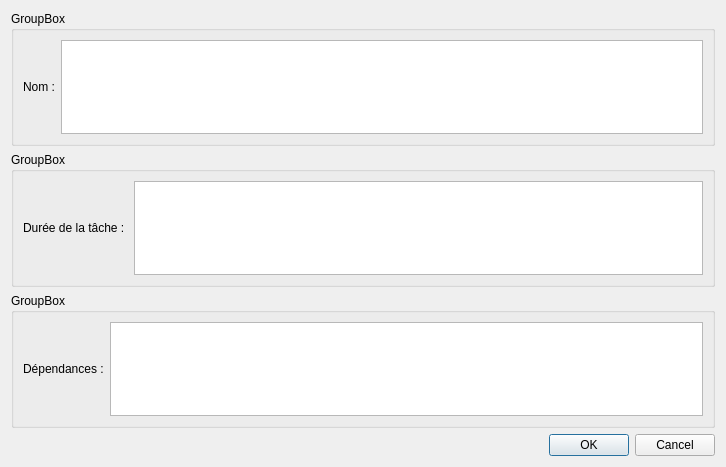
First picture: the form in TaskManagement/addTask.ui, repository Silvec-aka/QtApp, before the edit.
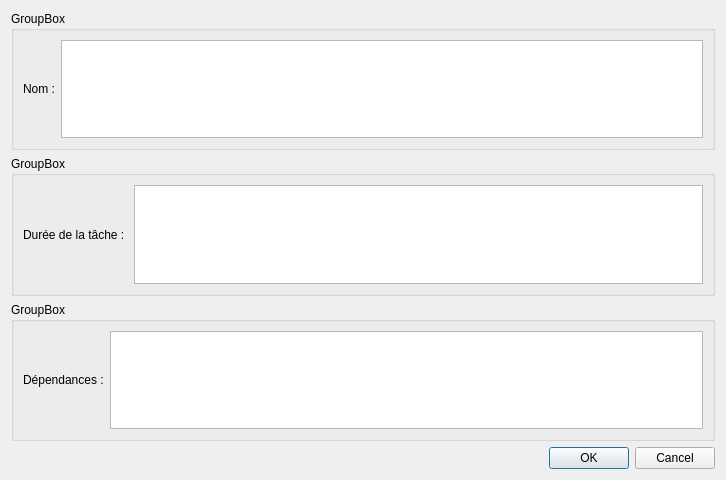
Second picture: the form after the edit.

Diff of the .ui file:
```diff
--- a/TaskManagement/addTask.ui
+++ b/TaskManagement/addTask.ui
@@ -7,7 +7,7 @@
     <x>0</x>
     <y>0</y>
     <width>726</width>
-    <height>467</height>
+    <height>480</height>
    </rect>
   </property>
   <property name="windowTitle">
@@ -40,7 +40,7 @@
      </property>
      <layout class="QHBoxLayout" name="horizontalLayout_3">
       <item>
-       <widget class="QLabel" name="label_2">
+       <widget class="QLabel" name="label_3">
         <property name="text">
          <string>Durée de la tâche : </string>
         </property>
@@ -59,14 +59,14 @@
      </property>
      <layout class="QHBoxLayout" name="horizontalLayout_2">
       <item>
-       <widget class="QLabel" name="label_3">
+       <widget class="QLabel" name="label_2">
         <property name="text">
          <string>Dépendances :</string>
         </property>
        </widget>
       </item>
       <item>
-       <widget class="QListWidget" name="listWidget"/>
+       <widget class="QTextEdit" name="dependanceString"/>
       </item>
      </layout>
     </widget>
```
Left out of the diff: 14 changed lines with no effect on the pictures.
